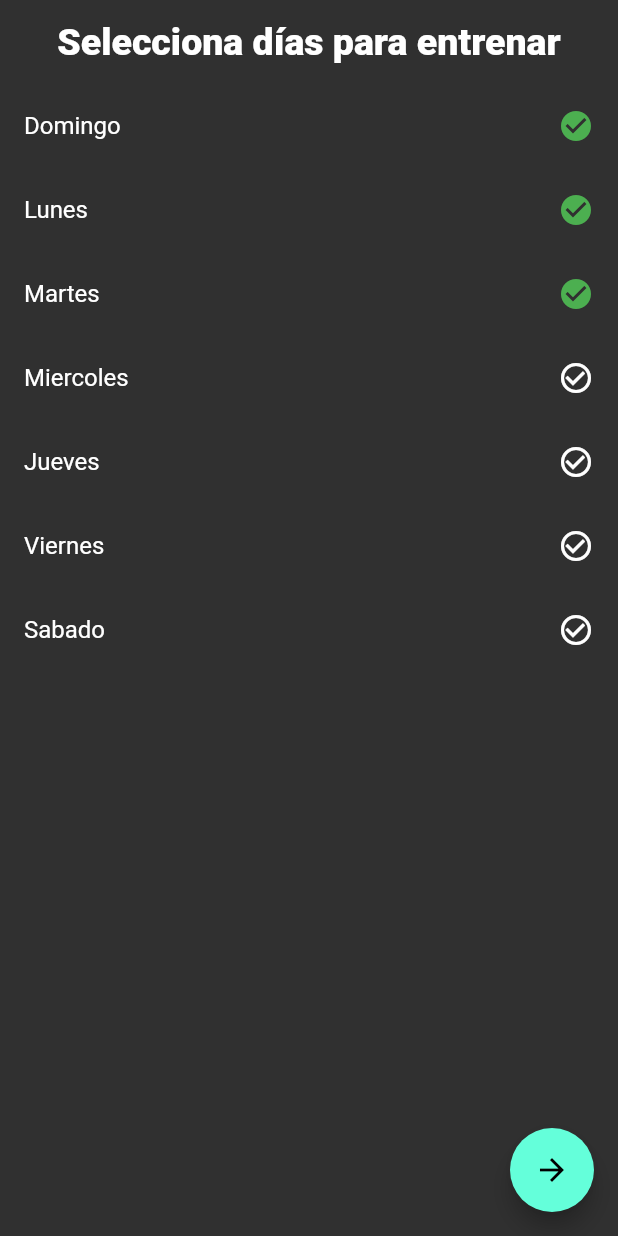
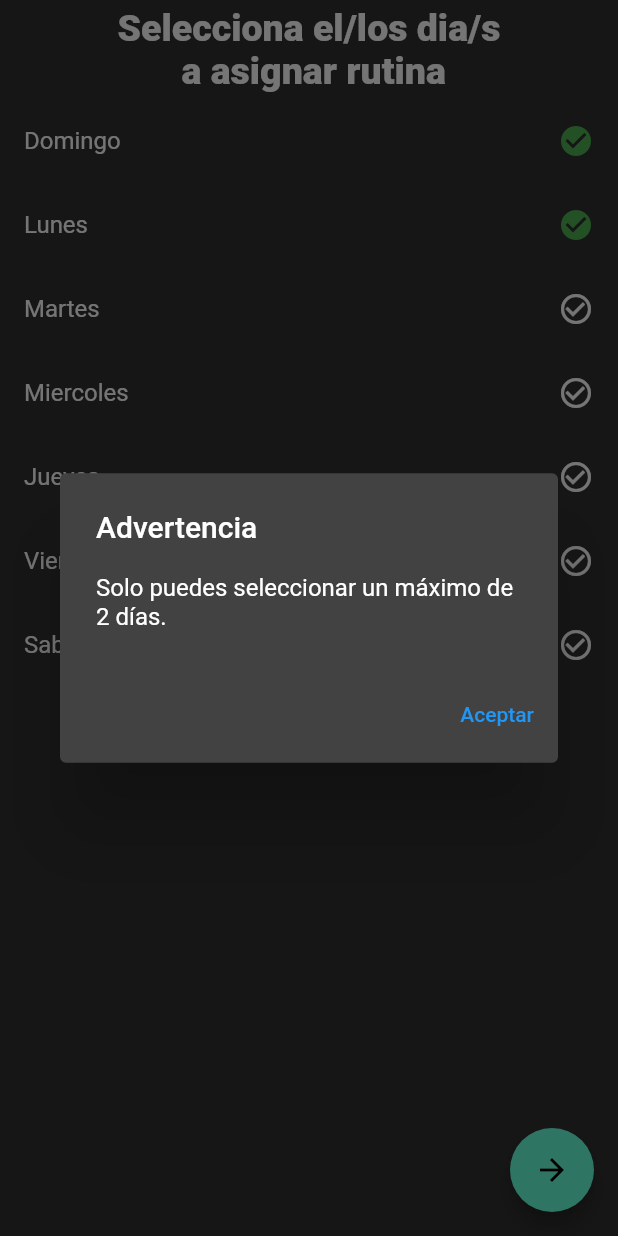
Before and after one commit to Shuy935/gym_h, a Flutter app: the DiasScrn screen opened directly, after a tap on "Domingo", after a tap on "Lunes", after a tap on "Martes", on a phone screen of 412 x 824 dp. Run offline on Flutter 3.47's test engine with Material 2 defaults, Android fonts, the phone set to English and light mode, and no system bars; our stand-ins replace easy_search_bar, email_validator, firebase_auth, firebase_core, parse_server_sdk_flutter; accounts and stored records are empty; network calls fail.

Commit message:
Movida de variable

```diff
--- a/lib/widget/interfaces/Ejercicios.dart
+++ b/lib/widget/interfaces/Ejercicios.dart
@@ -11,11 +11,12 @@ class Ejercicios extends StatelessWidget {
     int m1 = 0;
     int m2 = 0;
     int m3 = 0;
+    //get de cada musculo DENTRO de los ifs
     if (selectedMusc.length == 1) {
       m1 = 1;
     } else if (selectedMusc.length == 2) {
       m1 = 1;
-      m2 = 1;
+      m2 = 2;
     } else {
       m1 = 1;
       m2 = 1;
--- a/lib/widget/interfaces/muscles.dart
+++ b/lib/widget/interfaces/muscles.dart
@@ -2,7 +2,8 @@ import 'package:flutter/material.dart';
 import 'package:gym_h/widget/interfaces/ejercicios.dart';
 
 class MuscleScrn extends StatefulWidget {
-  const MuscleScrn({super.key});
+  final List<String> selectedDias;
+  const MuscleScrn({super.key, required this.selectedDias});
 
   @override
   State<MuscleScrn> createState() => _MuscleScrnState();
@@ -26,6 +27,7 @@ class _MuscleScrnState extends State<MuscleScrn> {
 
   List<String> filteredMusc = [];
 
+
   @override
   void initState() {
     filteredMusc = allMusc;
@@ -34,6 +36,7 @@ class _MuscleScrnState extends State<MuscleScrn> {
 
   @override
   Widget build(BuildContext context) {
+    print(widget.selectedDias);
     return Scaffold(
       appBar: AppBar(
         title: Text('Selecciona tus músculos'),
--- a/lib/widget/interfaces/seleccion_dias.dart
+++ b/lib/widget/interfaces/seleccion_dias.dart
@@ -10,6 +10,7 @@ class DiasScrn extends StatefulWidget {
 }
 
 class _DiasScrnState extends State<DiasScrn> {
+  List<String> selectedDias = [];
   final List<String> dias = [
     'Domingo',
     'Lunes',
@@ -19,7 +20,6 @@ class _DiasScrnState extends State<DiasScrn> {
     'Viernes',
     'Sabado',
   ];
-  List<String> selectedDias = [];
   List<String> filtereDia = [];
 
   @override
@@ -38,7 +38,7 @@ class _DiasScrnState extends State<DiasScrn> {
         children: <Widget>[
           const ListTile(
             title: Text(
-              'Selecciona días para entrenar',
+              'Selecciona el/los dia/s \n a asignar rutina',
               style: TextStyle(
                 fontSize: 25,
                 fontWeight: FontWeight.w900,
@@ -84,13 +84,13 @@ class _DiasScrnState extends State<DiasScrn> {
       setState(() {
         selectedDias.add(dia);
       });
-    } else if (selectedDias.length < 7) {
+    } else if (selectedDias.length < 2) {
       //Restricción de días
       setState(() {
         selectedDias.add(dia);
       });
     } else {
-      showSelectionError('Solo puedes seleccionar un máximo de 7 días.');
+      showSelectionError('Solo puedes seleccionar un máximo de 2 días.');
     }
   }
 
@@ -105,7 +105,7 @@ class _DiasScrnState extends State<DiasScrn> {
     Navigator.push(
       context,
       MaterialPageRoute(
-        builder: (context) => MuscleScrn(),
+        builder: (context) => MuscleScrn(selectedDias: selectedDias),
       ),
     );
   }
--- a/lib/widget/interfaces/tapbar.dart
+++ b/lib/widget/interfaces/tapbar.dart
@@ -47,7 +47,7 @@ class _TabBarH extends State<TabBarH> {
           body: const TabBarView(
             children: [
               Center(child: Text('Rutina')),
-              Center(child: MuscleScrn()),
+              Center(child: MuscleScrn(selectedDias: [],)),
               Center(child: Lista()),
               Center(child: Text('Historial')),
             ],
```
